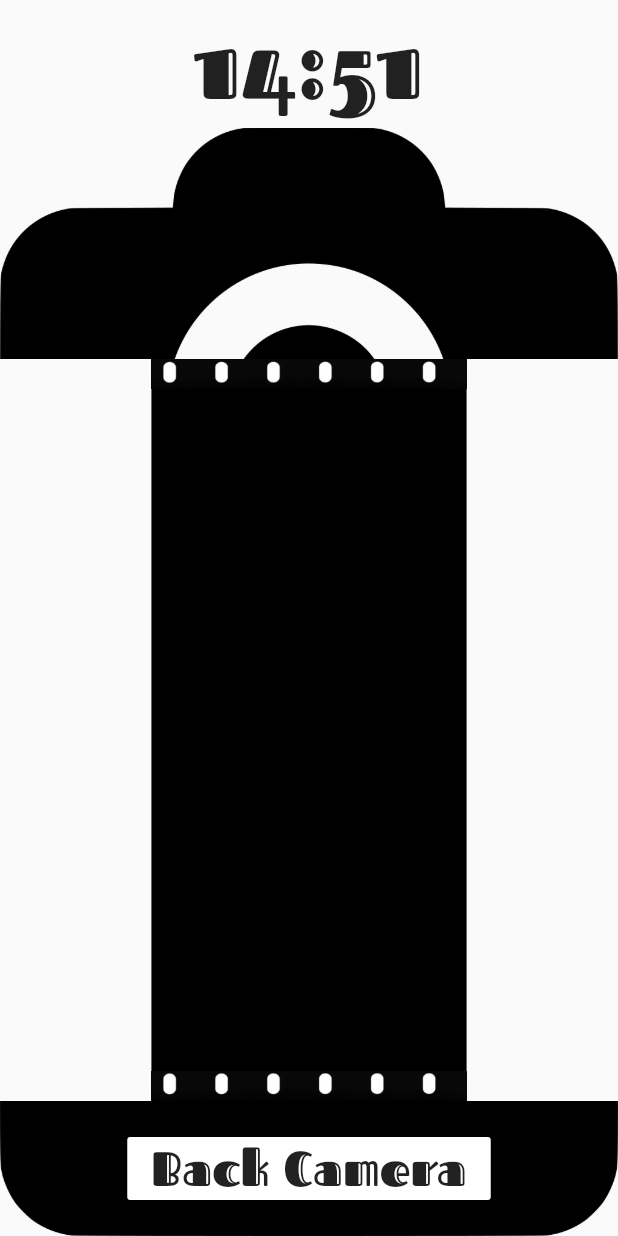
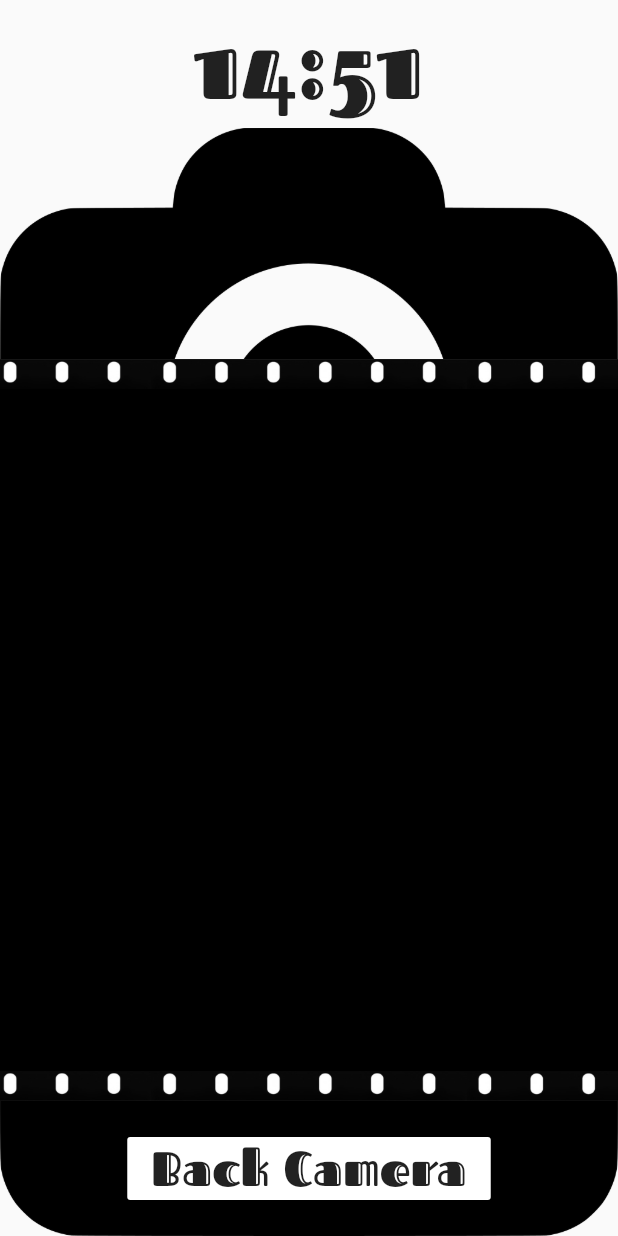
Before and after one commit to efortuna/final_countdown, a Flutter app: the screen it shows after launch, swiped to page 3, on a phone screen of 412 x 824 dp. Run offline on Flutter 3.47's test engine with Material 2 defaults, Android fonts, the phone set to English and light mode, and no system bars; our stand-ins replace camera, image_picker, rxdart, shared_preferences; missing offline and left inert: flip_panel; statements that could not run were skipped.

Commit message:
made cleanup changes

```diff
--- a/lib/clocks/photo_clock.dart
+++ b/lib/clocks/photo_clock.dart
@@ -10,8 +10,6 @@ import 'package:path_provider/path_provider.dart';
 import 'package:final_countdown/data/countdown_provider.dart';
 import 'package:final_countdown/clocks/simple_clock.dart';
 import 'package:final_countdown/utils.dart';
-
-final filmstrip = Image.asset('assets/filmstrip_edge.jpg', height: 20);
 
 class PhotoClock extends StatelessWidget {
   @override
@@ -95,7 +93,8 @@ class _PhotographerState extends State<Photographer> {
     print('FILE APTH $filePath');
     try {
       await _controller.takePicture(filePath);
-      setState(() => _photos.insert(0, filePath)); //TODO: ensure that this triggers the set state thing properly.
+      setState(() => _photos.insert(0,
+          filePath)); //TODO: ensure that this triggers the set state thing properly.
       print('TAKIG A PICTURE!!!!!!');
     } on CameraException catch (e) {
       print('There was a problem taking the picture. $e');
@@ -117,17 +116,7 @@ class _PhotographerState extends State<Photographer> {
               alignment: AlignmentDirectional.center,
               children: <Widget>[
                 Image.asset('assets/camera_bottom.png'),
-                RaisedButton(
-                    color: Colors.white,
-                    child: Text(
-                        _cameraDirection == CameraLensDirection.back
-                            ? 'Front Camera'
-                            : 'Back Camera',
-                        style: TextStyle(
-                            fontWeight: FontWeight.bold,
-                            fontFamily: 'Fascinate_Inline',
-                            fontSize: 32)),
-                    onPressed: switchCameraDirection),
+                _cameraDirectionButton(),
               ],
             ),
           ],
@@ -136,7 +125,21 @@ class _PhotographerState extends State<Photographer> {
     );
   }
 
-  switchCameraDirection() {
+  _cameraDirectionButton() {
+    return RaisedButton(
+        color: Colors.white,
+        child: Text(
+            _cameraDirection == CameraLensDirection.back
+                ? 'Front Camera'
+                : 'Back Camera',
+            style: TextStyle(
+                fontWeight: FontWeight.bold,
+                fontFamily: 'Fascinate_Inline',
+                fontSize: 32)),
+        onPressed: _switchCameraDirection);
+  }
+
+  _switchCameraDirection() {
     setState(() => _cameraDirection =
         (_cameraDirection == CameraLensDirection.back)
             ? CameraLensDirection.front
@@ -163,11 +166,14 @@ class Filmstrip extends StatelessWidget {
 }
 
 class EmptyFilmStrip extends StatelessWidget {
+  final emptyFilmstrip = Image.asset('assets/filmstrip_edge.jpg',
+      height: 20, width: 1000, repeat: ImageRepeat.repeatX);
+
   @override
   Widget build(BuildContext context) {
     return Column(
       mainAxisAlignment: MainAxisAlignment.spaceBetween,
-      children: [filmstrip, filmstrip],
+      children: [emptyFilmstrip, emptyFilmstrip],
     );
   }
 }
@@ -179,6 +185,7 @@ class FilmImage extends StatelessWidget {
   @override
   Widget build(BuildContext context) {
     var image = Image.file(File(path), height: 500);
+    var filmstrip = Image.asset('assets/filmstrip_edge.jpg', height: 20);
     return Column(
       children: [
         filmstrip,
```
